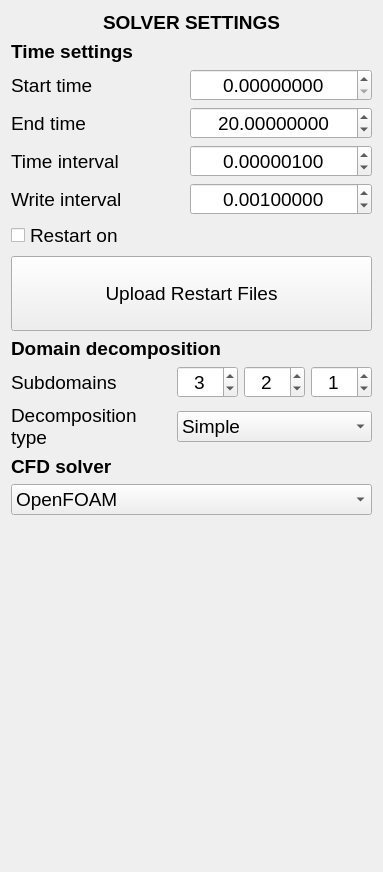
Qt form EVENTS/GeoClawOpenFOAM/solver.ui (NHERI-SimCenter/HydroUQ) before a commit.
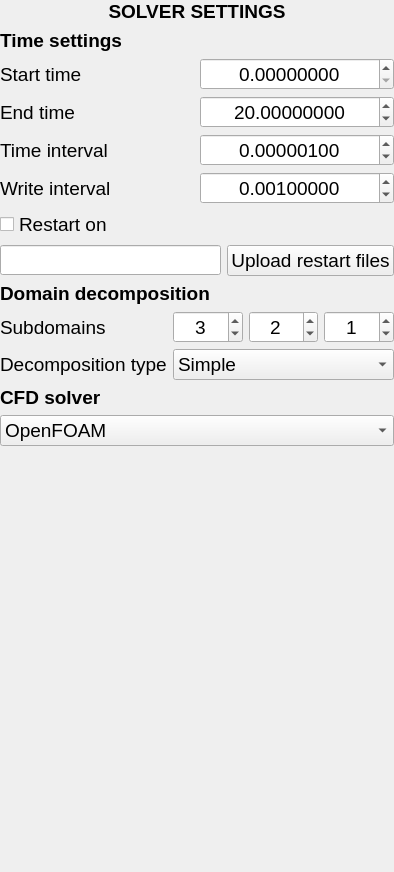
The same form after that commit.

Commit message: bha - solver + postprocessing ready

```diff
--- a/EVENTS/GeoClawOpenFOAM/solver.ui
+++ b/EVENTS/GeoClawOpenFOAM/solver.ui
@@ -6,7 +6,7 @@
    <rect>
     <x>0</x>
     <y>0</y>
-    <width>383</width>
+    <width>394</width>
     <height>872</height>
    </rect>
   </property>
@@ -14,6 +14,18 @@
    <string>Frame</string>
   </property>
   <layout class="QVBoxLayout" name="verticalLayout">
+   <property name="leftMargin">
+    <number>0</number>
+   </property>
+   <property name="topMargin">
+    <number>0</number>
+   </property>
+   <property name="rightMargin">
+    <number>0</number>
+   </property>
+   <property name="bottomMargin">
+    <number>0</number>
+   </property>
    <item>
     <widget class="QLabel" name="Lbl_H1">
      <property name="font">
@@ -232,7 +244,45 @@
     </widget>
    </item>
    <item>
+    <layout class="QHBoxLayout" name="horizontalLayout" stretch="3,1">
+     <item>
+      <widget class="QLineEdit" name="Led_Path">
+       <property name="sizePolicy">
+        <sizepolicy hsizetype="Fixed" vsizetype="MinimumExpanding">
+         <horstretch>0</horstretch>
+         <verstretch>0</verstretch>
+        </sizepolicy>
+       </property>
+       <property name="minimumSize">
+        <size>
+         <width>200</width>
+         <height>30</height>
+        </size>
+       </property>
+       <property name="maximumSize">
+        <size>
+         <width>400</width>
+         <height>30</height>
+        </size>
+       </property>
+       <property name="font">
+        <font>
+         <pointsize>14</pointsize>
+        </font>
+       </property>
+       <property name="readOnly">
+        <bool>true</bool>
+       </property>
+      </widget>
+     </item>
+     <item>
     <widget class="QPushButton" name="Btn_UploadFiles">
+       <property name="sizePolicy">
+        <sizepolicy hsizetype="Minimum" vsizetype="Minimum">
+         <horstretch>0</horstretch>
+         <verstretch>0</verstretch>
+        </sizepolicy>
+       </property>
      <property name="font">
       <font>
        <pointsize>14</pointsize>
@@ -245,11 +295,11 @@
       <number>10000</number>
      </property>
      <property name="text">
-      <string>
-Upload Restart Files 
-</string>
-     </property>
-    </widget>
+        <string>Upload restart files</string>
+       </property>
+      </widget>
+     </item>
+    </layout>
    </item>
    <item>
     <widget class="QLabel" name="Lbl_Domain">
@@ -432,7 +482,7 @@
      <property name="sizeHint" stdset="0">
       <size>
        <width>20</width>
-       <height>420</height>
+       <height>415</height>
       </size>
      </property>
     </spacer>
```
Left out of the diff: 2 changed lines with no effect on the pictures. Lines whose indentation alone changed are shown as unchanged. The commit also changes 5 other files.
